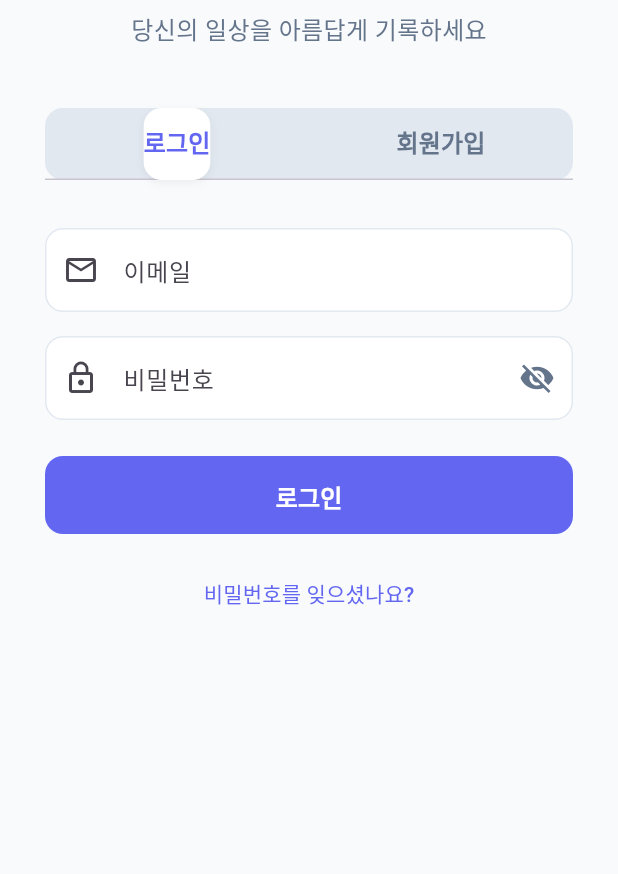
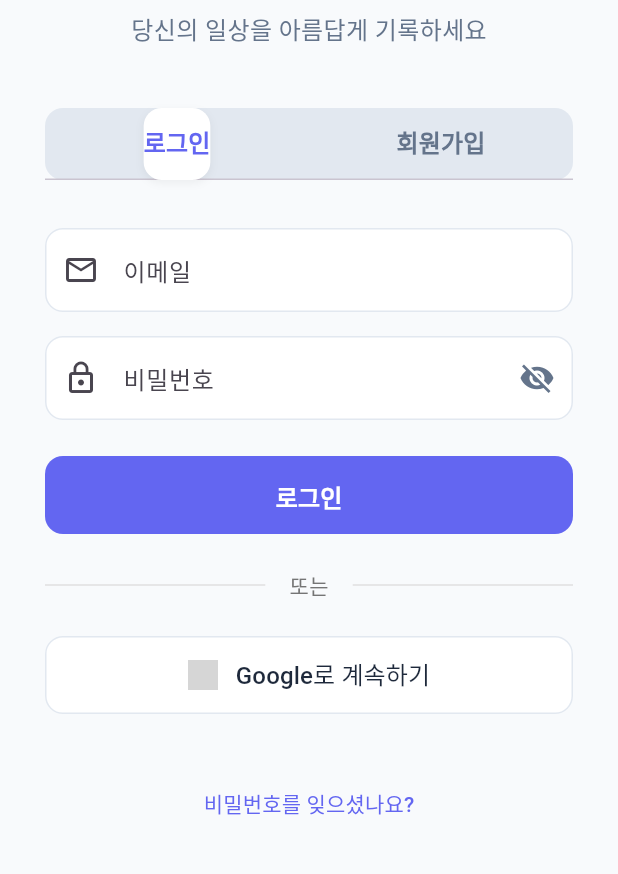
Before and after one commit to wjb127/ai-diary-flutter-app, a Flutter app: the screen it shows after launch, on a phone screen of 412 x 824 dp, the part 255-1129 px from its top. Run offline on Flutter 3.47's test engine with Material 3 defaults, Android fonts, the phone set to English and light mode, and no system bars; our stand-ins replace go_router, google_sign_in, sign_in_with_apple, supabase_flutter, table_calendar; accounts and stored records are empty; Roboto replaces fonts that are missing (Pretendard); grey boxes are pictures that could not be loaded.

Commit message:
🚀 Add complete social authentication system
- Add Google Sign-In and Apple Sign-In support
- Update app package IDs to com.aidiary.app (Android/iOS)
- Add social login buttons to auth screen with platform detection
- Create Firebase configuration templates for both platforms
- Add iOS URL scheme for Google OAuth callback
- Create comprehensive Supabase setup guide with:
  * Social provider configuration
  * Firebase Console setup steps
  * Apple Developer account setup
  * Environment variables and build commands
  * Complete testing and deployment checklist

Ready for production deployment with full social auth\! 📱

🤖 Generated with [Claude Code](https://claude.ai/code)

Co-Authored-By: Claude <noreply@anthropic.com>

```diff
--- a/lib/screens/auth_screen.dart
+++ b/lib/screens/auth_screen.dart
@@ -1,4 +1,5 @@
 import 'package:flutter/material.dart';
+import 'package:flutter/foundation.dart';
 import 'package:go_router/go_router.dart';
 import '../services/auth_service.dart';
 
@@ -107,6 +108,54 @@ class _AuthScreenState extends State<AuthScreen> with SingleTickerProviderStateM
         ScaffoldMessenger.of(context).showSnackBar(
           SnackBar(
             content: Text('회원가입 실패: ${e.toString().replaceAll('Exception: ', '')}'),
+            backgroundColor: Colors.red,
+          ),
+        );
+      }
+    } finally {
+      if (mounted) {
+        setState(() => _isLoading = false);
+      }
+    }
+  }
+
+  Future<void> _handleGoogleSignIn() async {
+    setState(() => _isLoading = true);
+
+    try {
+      await _authService.signInWithGoogle();
+      if (mounted) {
+        context.go('/');
+      }
+    } catch (e) {
+      if (mounted) {
+        ScaffoldMessenger.of(context).showSnackBar(
+          SnackBar(
+            content: Text('구글 로그인 실패: ${e.toString().replaceAll('Exception: ', '')}'),
+            backgroundColor: Colors.red,
+          ),
+        );
+      }
+    } finally {
+      if (mounted) {
+        setState(() => _isLoading = false);
+      }
+    }
+  }
+
+  Future<void> _handleAppleSignIn() async {
+    setState(() => _isLoading = true);
+
+    try {
+      await _authService.signInWithApple();
+      if (mounted) {
+        context.go('/');
+      }
+    } catch (e) {
+      if (mounted) {
+        ScaffoldMessenger.of(context).showSnackBar(
+          SnackBar(
+            content: Text('애플 로그인 실패: ${e.toString().replaceAll('Exception: ', '')}'),
             backgroundColor: Colors.red,
           ),
         );
@@ -325,7 +374,106 @@ class _AuthScreenState extends State<AuthScreen> with SingleTickerProviderStateM
                     ),
             ),
           ),
-          const SizedBox(height: 16),
+
+          const SizedBox(height: 24),
+
+          // 구분선
+          Row(
+            children: [
+              Expanded(child: Divider(color: Colors.grey.shade300)),
+              Padding(
+                padding: const EdgeInsets.symmetric(horizontal: 16),
+                child: Text(
+                  '또는',
+                  style: TextStyle(
+                    color: Colors.grey.shade600,
+                    fontSize: 14,
+                  ),
+                ),
+              ),
+              Expanded(child: Divider(color: Colors.grey.shade300)),
+            ],
+          ),
+
+          const SizedBox(height: 24),
+
+          // 구글 로그인
+          SizedBox(
+            width: double.infinity,
+            height: 52,
+            child: OutlinedButton(
+              onPressed: _isLoading ? null : _handleGoogleSignIn,
+              style: OutlinedButton.styleFrom(
+                side: const BorderSide(color: Color(0xFFE2E8F0)),
+                shape: RoundedRectangleBorder(
+                  borderRadius: BorderRadius.circular(12),
+                ),
+                backgroundColor: Colors.white,
+              ),
+              child: Row(
+                mainAxisAlignment: MainAxisAlignment.center,
+                children: [
+                  Image.asset(
+                    'assets/google_logo.png',
+                    height: 20,
+                    width: 20,
+                    errorBuilder: (context, error, stackTrace) =>
+                        const Icon(Icons.g_mobiledata, size: 20),
+                  ),
+                  const SizedBox(width: 12),
+                  const Text(
+                    'Google로 계속하기',
+                    style: TextStyle(
+                      fontSize: 16,
+                      fontWeight: FontWeight.w500,
+                      color: Color(0xFF1E293B),
+                    ),
+                  ),
+                ],
+              ),
+            ),
+          ),
+
+          const SizedBox(height: 12),
+
+          // 애플 로그인 (iOS에서만 표시)
+          if (!kIsWeb && defaultTargetPlatform == TargetPlatform.iOS)
+            SizedBox(
+              width: double.infinity,
+              height: 52,
+              child: OutlinedButton(
+                onPressed: _isLoading ? null : _handleAppleSignIn,
+                style: OutlinedButton.styleFrom(
+                  side: const BorderSide(color: Color(0xFFE2E8F0)),
+                  shape: RoundedRectangleBorder(
+                    borderRadius: BorderRadius.circular(12),
+                  ),
+                  backgroundColor: Colors.black,
+                ),
+                child: const Row(
+                  mainAxisAlignment: MainAxisAlignment.center,
+                  children: [
+                    Icon(Icons.apple, color: Colors.white, size: 20),
+                    SizedBox(width: 12),
+                    Text(
+                      'Apple로 계속하기',
+                      style: TextStyle(
+                        fontSize: 16,
+                        fontWeight: FontWeight.w500,
+                        color: Colors.white,
+                      ),
+                    ),
+                  ],
+                ),
+              ),
+            ),
+
+          if (!kIsWeb && defaultTargetPlatform == TargetPlatform.iOS)
+            const SizedBox(height: 24),
+
+          if (kIsWeb || defaultTargetPlatform != TargetPlatform.iOS)
+            const SizedBox(height: 24),
+
           TextButton(
             onPressed: () {
               // TODO: 비밀번호 재설정 기능
--- a/pubspec.yaml
+++ b/pubspec.yaml
@@ -59,6 +59,10 @@ dependencies:
   # Icons
   flutter_svg: ^2.0.10+1
 
+  # Social Auth
+  google_sign_in: ^6.2.1
+  sign_in_with_apple: ^6.1.3
+
 dev_dependencies:
   flutter_test:
     sdk: flutter
```
Also changed, not shown: lib/services/auth_service.dart (+69 -0 lines), pubspec.lock, 12 other files.
